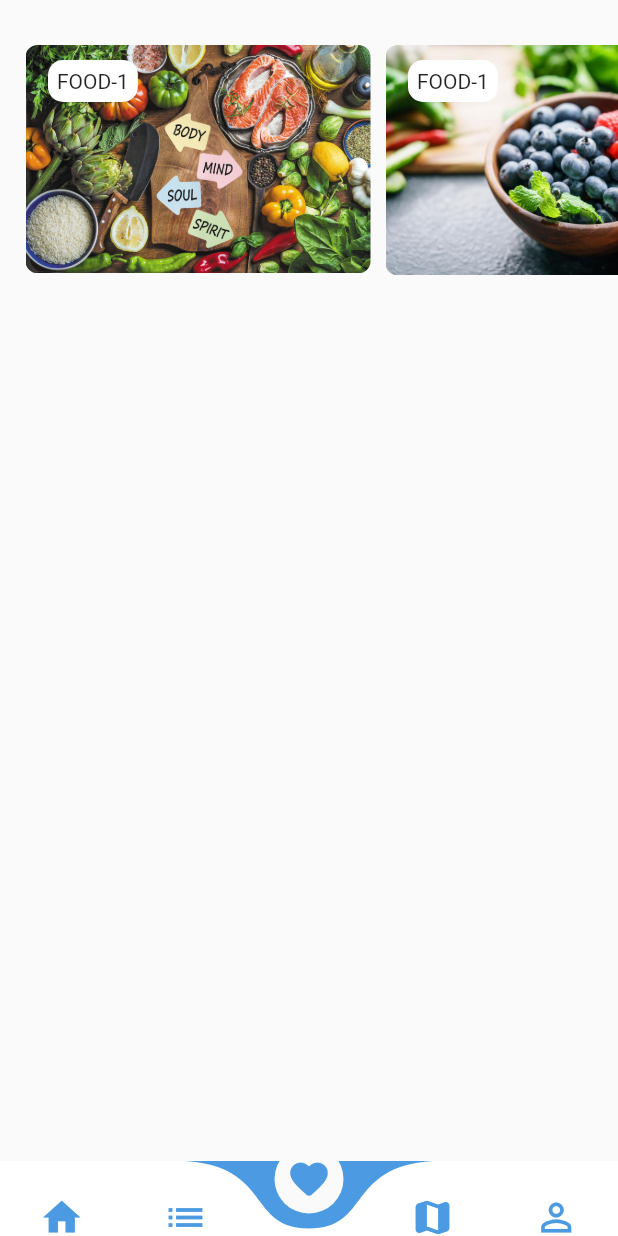
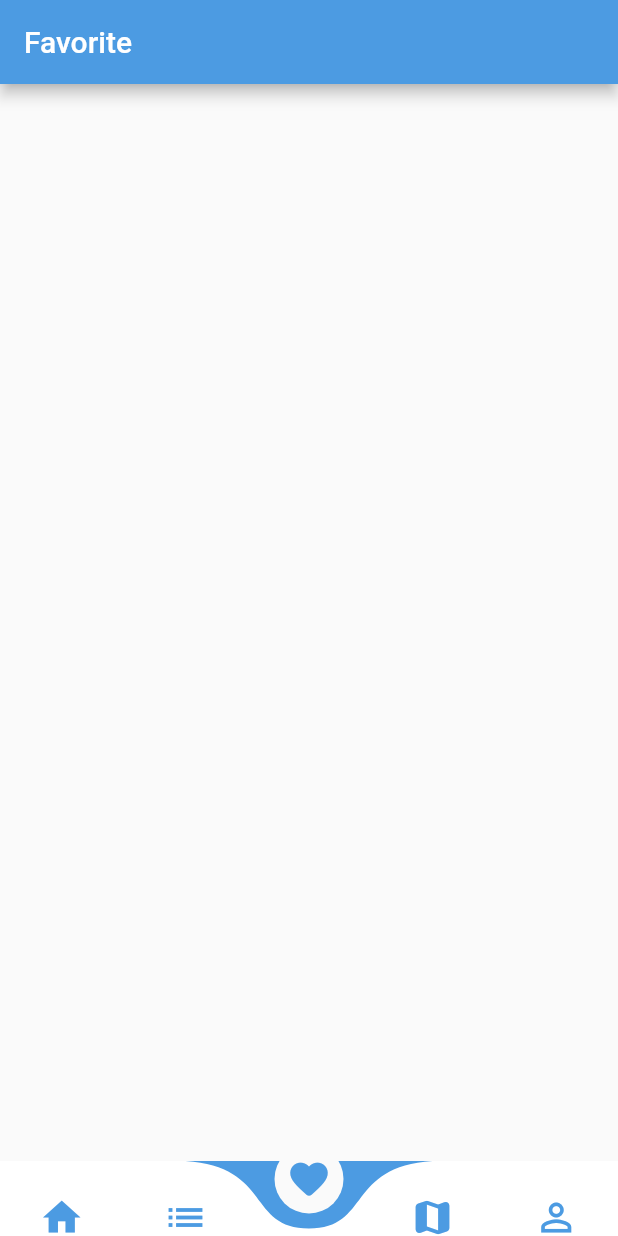
Before and after one commit to sambathvatanak/open_me, a Flutter app: the screen it shows after launch, item 3 of the bottom bar chosen, on a phone screen of 412 x 824 dp. Run offline on Flutter 3.47's test engine with Material 2 defaults, Android fonts, the light colour scheme and no system bars; drawn by our look-alikes of curved_navigation_bar; our stand-ins replace carousel_slider, flutter_screenutil, font_awesome_flutter.

Commit message:
update home screen

```diff
--- /dev/null
+++ b/lib/screen/favorite.dart
@@ -0,0 +1,19 @@
+import 'package:flutter/material.dart';
+
+class Favorite extends StatefulWidget {
+  @override
+  _FavoriteState createState() => _FavoriteState();
+}
+
+class _FavoriteState extends State<Favorite> {
+  @override
+  Widget build(BuildContext context) {
+    return Scaffold(
+      appBar: AppBar(
+        title: Text(
+          'Favorite',
+        ),
+      ),
+    );
+  }
+}
--- a/lib/screen/home.dart
+++ b/lib/screen/home.dart
@@ -4,8 +4,10 @@ import 'package:flutter/material.dart';
 import 'package:provider/provider.dart';
 import 'package:province_cambodia/model/provinceContent.dart';
 import 'package:province_cambodia/provider/themeChanger.dart';
+import 'package:province_cambodia/screen/favorite.dart';
 import 'package:province_cambodia/screen/list_province.dart';
 import 'package:province_cambodia/screen/login.dart';
+import 'package:province_cambodia/screen/map.dart';
 
 class homePage extends StatefulWidget {
   @override
@@ -15,9 +17,9 @@ class homePage extends StatefulWidget {
 int _page = 0;
 bool isSwitched = false;
 GlobalKey _bottomNavigationKey = GlobalKey();
+var save = 0;
 
 class _homePageState extends State<homePage> {
-
   // ignore: deprecated_member_use
   List<ProvinceContent> _province = List<ProvinceContent>();
   // ignore: deprecated_member_use
@@ -39,9 +41,8 @@ class _homePageState extends State<homePage> {
     final List<Widget> _botNavList = [
       _homeScreen(context),
       ListProvince(),
-      _provinceContent(),
-      _provinceContent(),
-      //home(),
+      Favorite(),
+      ProvinceMap(),
       Login(),
     ];
     return Scaffold(
@@ -52,11 +53,31 @@ class _homePageState extends State<homePage> {
         index: 0,
         height: 50.0,
         items: <Widget>[
-          Icon(Icons.home, size: 30, color: Color(0xff4C9BE2),),
-          Icon(Icons.list, size: 30, color: Color(0xff4C9BE2),),
-          Icon(Icons.favorite_rounded, size: 30, color: Color(0xff4C9BE2),),
-          Icon(Icons.map_rounded, size: 30, color: Color(0xff4C9BE2),),
-          Icon(Icons.perm_identity, size: 30, color: Color(0xff4C9BE2),),
+          Icon(
+            Icons.home,
+            size: 30,
+            color: Color(0xff4C9BE2),
+          ),
+          Icon(
+            Icons.list,
+            size: 30,
+            color: Color(0xff4C9BE2),
+          ),
+          Icon(
+            Icons.favorite_rounded,
+            size: 30,
+            color: Color(0xff4C9BE2),
+          ),
+          Icon(
+            Icons.map_rounded,
+            size: 30,
+            color: Color(0xff4C9BE2),
+          ),
+          Icon(
+            Icons.perm_identity,
+            size: 30,
+            color: Color(0xff4C9BE2),
+          ),
         ],
         color: Theme.of(context).bottomAppBarColor,
         buttonBackgroundColor: Theme.of(context).scaffoldBackgroundColor,
@@ -73,7 +94,7 @@ class _homePageState extends State<homePage> {
     );
   }
 
-Widget _homeScreen(context){
+  Widget _homeScreen(context) {
     return Scaffold(
       appBar: AppBar(
         title: Text('Welcome'),
@@ -113,8 +134,7 @@ Widget _homeScreen(context){
               ),
             ),
             ListTile(
-              leading:
-              Icon(Icons.settings, size: 26, color: Color(0xff4C9BE2)),
+              leading: Icon(Icons.settings, size: 26, color: Color(0xff4C9BE2)),
               title: Text("Settings"),
               onTap: () {
                 Navigator.pop(context);
@@ -151,7 +171,9 @@ Widget _homeScreen(context){
                       onChanged: (value) {
                         setState(() {
                           isSwitched = value;
-                          isSwitched ? themeChanger.setTheme(ThemeMode.dark) : themeChanger.setTheme(ThemeMode.light);
+                          isSwitched
+                              ? themeChanger.setTheme(ThemeMode.dark)
+                              : themeChanger.setTheme(ThemeMode.light);
                         });
                       },
                       activeTrackColor: Colors.blueAccent[200],
@@ -165,7 +187,7 @@ Widget _homeScreen(context){
     );
   }
 
-  Widget _title(context){
+  Widget _title(context) {
     return Container(
       padding: EdgeInsets.only(left: 20.0, right: 20.0, bottom: 20.0),
       child: Text(
@@ -202,7 +224,8 @@ Widget _homeScreen(context){
               Future.delayed(Duration.zero, () {
                 // Navigator.pop(context, '/home');
                 //Navigator.pushNamed(context, '/SearchResult');
-                final CurvedNavigationBar navigationBar = _bottomNavigationKey.currentWidget;
+                final CurvedNavigationBar navigationBar =
+                    _bottomNavigationKey.currentWidget;
                 navigationBar.onTap(1);
               });
             },
@@ -252,65 +275,177 @@ Widget _homeScreen(context){
     );
   }
 
-  Widget _provinceContent(){
+  Widget _provinceContent() {
     return Container(
         margin: EdgeInsets.symmetric(vertical: 20),
         padding: EdgeInsets.only(left: 12.0),
-        height: 380,
-        child: ListView.builder(
+        //height: 380,
+        child: Column(
+          crossAxisAlignment: CrossAxisAlignment.start,
+          children: [
+            Container(
+              margin: EdgeInsets.only(left: 5.0),
+              child: Text(
+                'Most Viewed',
+                style: TextStyle(
+                  fontSize: 18,
+                  fontWeight: FontWeight.w500,
+                ),
+              ),
+            ),
+            Container(
+              height: 200,
+              child: FutureBuilder(
+                future: fetchProvinceContent(),
+                builder: (context, AsyncSnapshot snapshot) {
+                  if (!snapshot.hasData) {
+                    return Center(child: CircularProgressIndicator());
+                  } else {
+                    return Container(
+                      child: RefreshIndicator(
+                        onRefresh: () {},
+                        child: _listViewContent(),
+                      ),
+                    );
+                  }
+                },
+              ),
+            ),
+          ],
+        ));
+  }
+
+  Widget _listViewContent(){
+    return ListView.builder(
       scrollDirection: Axis.horizontal,
-          itemCount: getProvinceContent.length,
+      itemCount: _provinceDisplay.length,
       itemBuilder:(context,index){
         return Stack(
           alignment: Alignment.topLeft,
           children: [
-                Column(
+            Container(
+              margin: EdgeInsets.all(5.0),
+              child: Column(
                 crossAxisAlignment: CrossAxisAlignment.start,
                 children: <Widget>[
                   Container(
-                      padding: EdgeInsets.symmetric(vertical: 10,horizontal: 5),
                     width: 240,
-                      //height: 120,
-                      child: ClipRRect(
-                        borderRadius: BorderRadius.circular(8.0),
-                        child: Container(
-                          //color: Colors.red,
-                          child: Image.asset(
-                            '${getProvinceContent[index].image}',
-                            width: MediaQuery.of(context).size.width,
-                            fit: BoxFit.fitWidth,
+                    height: 150,
+                    decoration: new BoxDecoration(
+                      borderRadius: BorderRadius.circular(10.0),
+                      color: Colors.white,
+                      image: DecorationImage(
+                        image: AssetImage(pvc.getImage(_provinceDisplay[index].latin)),
+                        fit: BoxFit.fill,
                       ),
+                    ),
+                    child: Column(
+                      children: [
+                        Row(
+                          mainAxisAlignment: MainAxisAlignment.end,
+                          children: [
+                            save < 1
+                                ? Container(
+                              width: 26,
+                              height: 24,
+                              margin: EdgeInsets.all(10.0),
+                              decoration: BoxDecoration(
+                                color: Colors.white,
+                                borderRadius:
+                                BorderRadius.all(Radius.circular(30.0)),
+                              ),
+                              child: IconButton(
+                                padding: EdgeInsets.all(0.0),
+                                iconSize: 19.0,
+                                icon: Icon(
+                                  Icons.favorite_border_rounded,
+                                  color: Color(0xff4C9BE2),
+                                ),
+                                onPressed: () {
+                                  setState(() {
+                                    save = 1;
+                                  });
+                                },
+                              ),
+                            )
+                                : Container(
+                              width: 26,
+                              height: 24,
+                              margin: EdgeInsets.all(10.0),
+                              decoration: BoxDecoration(
+                                color: Colors.white,
+                                borderRadius:
+                                BorderRadius.all(Radius.circular(30.0)),
+                              ),
+                              child: IconButton(
+                                padding: EdgeInsets.all(0.0),
+                                iconSize: 19.0,
+                                icon: Icon(
+                                  Icons.favorite_rounded,
+                                  color: Color(0xff4C9BE2),
+                                ),
+                                onPressed: () {
+                                  setState(() {
+                                    save = 0;
+                                  });
+                                },
+                              ),
+                            ),
+                          ],
+                        )
+                      ],
+                    ),
+                  ),
+                  Container(
+                    margin: EdgeInsets.only(left: 5.0, top: 10.0),
+                      child: Text(
+                        //getProvinceContent[index].latin,
+                        _provinceDisplay[index].latin,
+                        style: TextStyle(
+                          color: Colors.grey[800],
+                          fontSize: 15,
                         ),
                       ),
                     ),
                 ],
               ),
-                Container(
-                  margin: EdgeInsets.all(20.0),
-                  padding: EdgeInsets.all(6.0),
-                  decoration: BoxDecoration(
-                    color: Theme.of(context).bottomAppBarColor,
-                    borderRadius: BorderRadius.all(Radius.circular(10.0)),
             ),
-                  child: Text(
-                    getProvinceContent[index].latin,
-                  ),
-                ),
+            // Container(
+            //   margin: EdgeInsets.all(20.0),
+            //   padding: EdgeInsets.all(6.0),
+            //   decoration: BoxDecoration(
+            //     color: Theme.of(context).bottomAppBarColor,
+            //     borderRadius: BorderRadius.all(Radius.circular(10.0)),
+            //   ),
+            //   child: Icon(Icons.favorite_border_rounded, size: 15,)
+            // ),
           ],
         );
       },
-        )
     );
   }
 
 }
 
-final List<String> imgList = ['assets/image/KP.jpg', 'assets/image/TBK.jpg', 'assets/image/KPC.jpg',
-  'assets/image/BTB.jpg', 'assets/image/BTC.jpg', 'assets/image/KD.jpg',
-  'assets/image/KJ.jpg', 'assets/image/KEP.jpg', 'assets/image/KPCH.jpg',
-  'assets/image/KPS.jpg', 'assets/image/KPT.jpg', 'assets/image/KS.jpg',
-  'assets/image/MDK.jpg', 'assets/image/ODC.jpg', 'assets/image/ST.jpg'];
-final List<Widget> imageSliders = imgList.map((item) => Container(
+final List<String> imgList = [
+  'assets/image/KP.jpg',
+  'assets/image/TBK.jpg',
+  'assets/image/KPC.jpg',
+  'assets/image/BTB.jpg',
+  'assets/image/BTC.jpg',
+  'assets/image/KD.jpg',
+  'assets/image/KJ.jpg',
+  'assets/image/KEP.jpg',
+  'assets/image/KPCH.jpg',
+  'assets/image/KPS.jpg',
+  'assets/image/KPT.jpg',
+  'assets/image/KS.jpg',
+  'assets/image/MDK.jpg',
+  'assets/image/ODC.jpg',
+  'assets/image/ST.jpg'
+];
+final List<Widget> imageSliders = imgList
+    .map((item) => Container(
           child: Container(
             margin: EdgeInsets.only(left: 5.0, right: 5.0, bottom: 5.0),
             child: ClipRRect(
@@ -333,7 +468,8 @@ final List<Widget> imageSliders = imgList.map((item) => Container(
                             end: Alignment.topCenter,
                           ),
                         ),
-                padding: EdgeInsets.symmetric(vertical: 10.0, horizontal: 20.0),
+                        padding: EdgeInsets.symmetric(
+                            vertical: 10.0, horizontal: 20.0),
                         // child: Text(
                         //   'No. ${imgList.indexOf(item)} image',
                         //   style: TextStyle(
@@ -345,12 +481,12 @@ final List<Widget> imageSliders = imgList.map((item) => Container(
                       ),
                     ),
                   ],
-        )
+                )),
           ),
-  ),
-)).toList();
+        ))
+    .toList();
 
-Widget _imageSlider(){
+Widget _imageSlider() {
   return Container(
     height: 280,
     child: CarouselSlider(
--- a/lib/screen/list_province.dart
+++ b/lib/screen/list_province.dart
@@ -233,7 +233,9 @@ class _ListProvinceState extends State<ListProvince> {
       margin: EdgeInsets.all(10.0),
       child: ClipRRect(
         borderRadius: BorderRadius.circular(10.0),
-        child: Image.asset(image != null ? image : 'assets/image/BTC.jpg'),
+        child: FittedBox(
+            fit: BoxFit.fill,
+            child: Image.asset(image != null ? image : 'assets/image/BTC.jpg')),
       ),
     );
   }
```
Also changed, not shown: lib/screen/map.dart (added, +19 -0 lines). Lines whose indentation alone changed are shown as unchanged.
